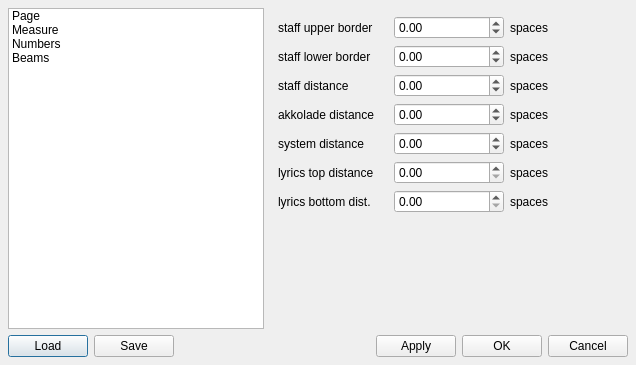
Qt form mscore/mscore/editstyle.ui (musescore/musescore-old) before a commit.
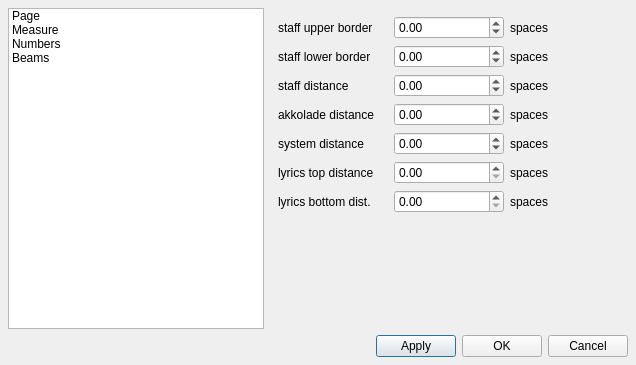
The same form after that commit.

What changed in the file:
```diff
--- a/mscore/mscore/editstyle.ui
+++ b/mscore/mscore/editstyle.ui
@@ -48,20 +48,6 @@
      <property name="bottomMargin" >
       <number>0</number>
      </property>
-     <item>
-      <widget class="QPushButton" name="buttonLoad" >
-       <property name="text" >
-        <string>Load</string>
-       </property>
-      </widget>
-     </item>
-     <item>
-      <widget class="QPushButton" name="buttonSave" >
-       <property name="text" >
-        <string>Save</string>
-       </property>
-      </widget>
-     </item>
      <item>
       <spacer>
        <property name="orientation" >
```
